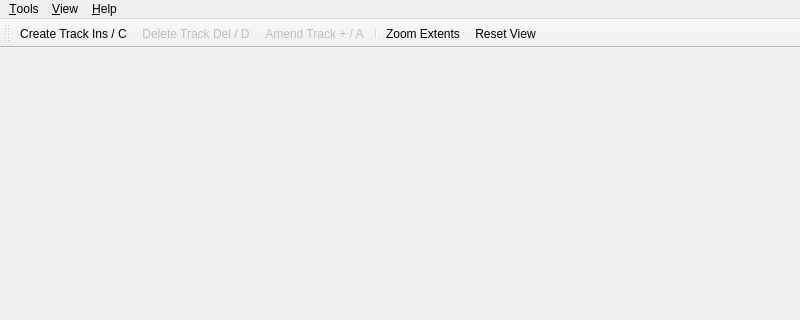
First picture: the form in sealtk/noaa/gui/Window.ui, repository Kitware/seal-tk, before the edit; both pictures show x 0 to 800 and y 0 to 320 of the 800 by 600 pixel window.
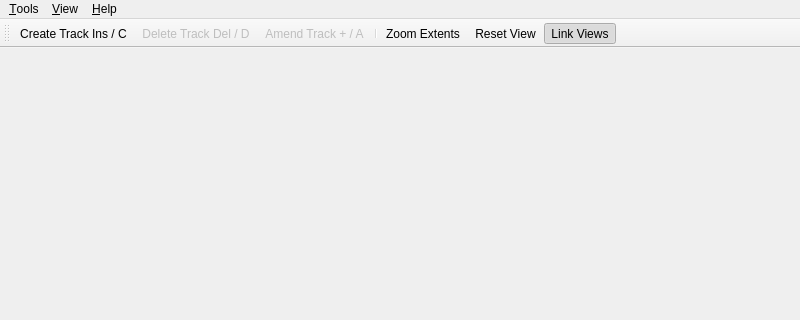
Second picture: the form after the edit. Icons and pictures are not drawn. Custom widgets are drawn as their Qt base class.

Commit message:
Make view linking optional
Modify the NOAA GUI to make synchronization of views (pan/zoom)
optional, and to only synchronize views for which a transform is loaded.

Patch:
```diff
--- a/sealtk/noaa/gui/Window.ui
+++ b/sealtk/noaa/gui/Window.ui
@@ -167,6 +167,7 @@
    <addaction name="separator"/>
    <addaction name="actionZoomExtents"/>
    <addaction name="actionZoomImage"/>
+   <addaction name="actionViewLink"/>
   </widget>
   <widget class="QStatusBar" name="statusBar"/>
   <action name="actionAbout">
@@ -290,6 +291,20 @@
     <string>R</string>
    </property>
   </action>
+  <action name="actionViewLink">
+   <property name="checkable">
+    <bool>true</bool>
+   </property>
+   <property name="checked">
+    <bool>true</bool>
+   </property>
+   <property name="icon">
+    <iconset theme="zoom-link"/>
+   </property>
+   <property name="text">
+    <string>&amp;Link Views</string>
+   </property>
+  </action>
  </widget>
  <customwidgets>
   <customwidget>
```
Left out of the diff: 1 changed line with no effect on the pictures. The commit also changes 2 other files.
